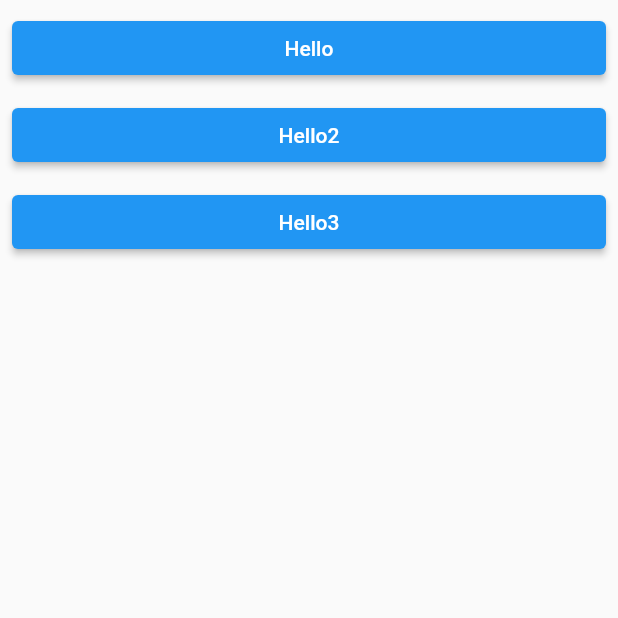
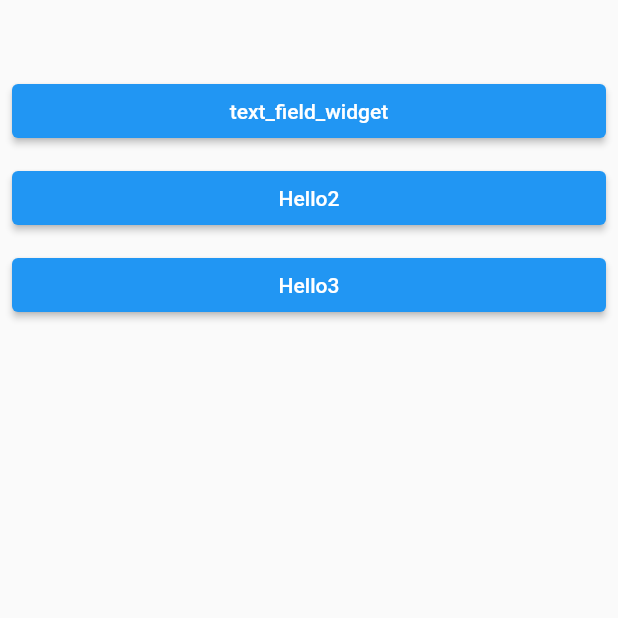
Before and after one commit to vitro427/flutter_sample_01_widget, a Flutter app: the screen it shows after launch, on a phone screen of 412 x 824 dp, the top half of it. Run offline on Flutter 3.47's test engine with Material 2 defaults, Android fonts, the phone set to English and light mode, and no system bars.

Commit message:
add text_field_widget

```diff
--- a/lib/main.dart
+++ b/lib/main.dart
@@ -1,4 +1,6 @@
 import 'package:flutter/material.dart';
+import 'package:flutter/cupertino.dart';
+import 'package:flutter_sample_01_widget/screens/text_field_widget.dart';
 
 void main() {
   runApp(const MyApp());
@@ -7,25 +9,39 @@ void main() {
 class MyApp extends StatelessWidget {
   const MyApp({super.key});
 
-  // This widget is the root of your application.
   @override
   Widget build(BuildContext context) {
     return MaterialApp(
       title: 'Flutter Demo',
-      home: Scaffold(
+      home: MyHomePage(),
+    );
+  }
+}
+
+class MyHomePage extends StatelessWidget {
+  @override
+  Widget build(BuildContext context) {
+    return Scaffold(
       body: Padding(
-        padding: const EdgeInsets.all(8.0),
+        padding: const EdgeInsets.only(bottom: 8, top: 50, left: 8, right: 8),
         child: Column(
           crossAxisAlignment: CrossAxisAlignment.stretch,
           children: [
-            ElevatedButton(onPressed: (){}, child: const Text('Hello')),
+            ElevatedButton(
+              onPressed: () {
+                Navigator.push(
+                  context,
+                  MaterialPageRoute(builder: (context) => textFieldWidget()),
+                );
+              },
+              child: const Text('text_field_widget'),
+            ),
             const SizedBox(height: 10),
-            ElevatedButton(onPressed: (){}, child: const Text('Hello2')),
+            ElevatedButton(onPressed: () {}, child: const Text('Hello2')),
             const SizedBox(height: 10),
-            ElevatedButton(onPressed: (){}, child: const Text('Hello3')),
+            ElevatedButton(onPressed: () {}, child: const Text('Hello3')),
           ],
         ),
-      ),
       ),
     );
   }
```
Also changed, not shown: lib/screens/text_field_widget.dart (added, +120 -0 lines).
